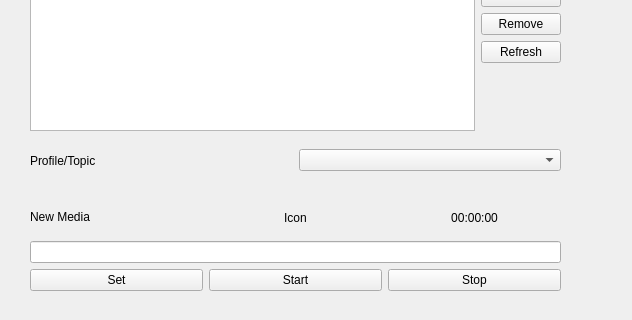
Before: the Qt Designer form src/rqt_media_manager_control/resource/media_manager.ui in robobe/ros2_media_manager, drawn with Qt 5; both pictures show x 0 to 632 and y 180 to 500 of the 632 by 627 pixel window.
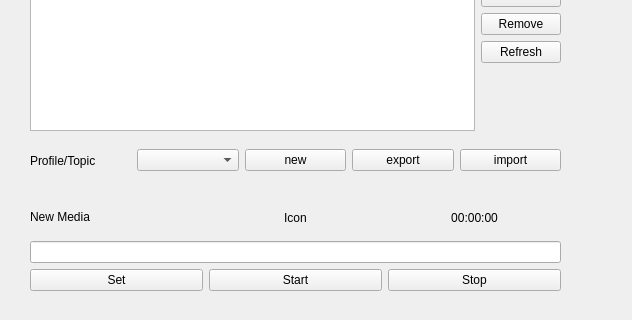
After: the same form once the commit is applied.

Commit message: export profile

What changed in the file:
```diff
--- a/src/rqt_media_manager_control/resource/media_manager.ui
+++ b/src/rqt_media_manager_control/resource/media_manager.ui
@@ -198,6 +198,27 @@
     <item>
      <widget class="QComboBox" name="combo_profiles"/>
     </item>
+    <item>
+     <widget class="QPushButton" name="cmd_profile_create_new">
+      <property name="text">
+       <string>new</string>
+      </property>
+     </widget>
+    </item>
+    <item>
+     <widget class="QPushButton" name="cmd_profile_export">
+      <property name="text">
+       <string>export</string>
+      </property>
+     </widget>
+    </item>
+    <item>
+     <widget class="QPushButton" name="cmd_profile_import">
+      <property name="text">
+       <string>import</string>
+      </property>
+     </widget>
+    </item>
    </layout>
   </widget>
  </widget>
```
The commit also changes 4 other files.
